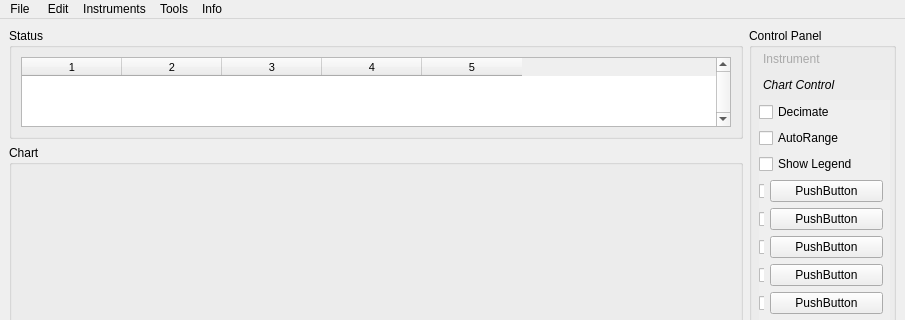
Qt form ui/mainwindow.ui (mhorn71/StarbaseMini) before a commit; both pictures show x 0 to 905 and y 0 to 320 of the 905 by 651 pixel window.
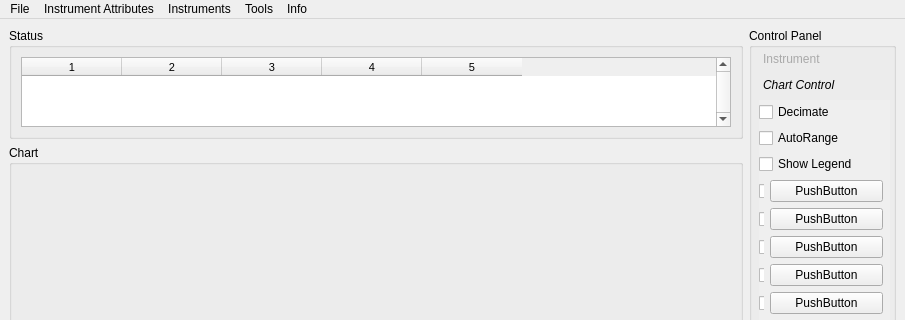
The same form after that commit. The open tabs and pages were chosen to show the change.

Commit message: Updated menu items for segment time series.

What changed in the file:
```diff
--- a/ui/mainwindow.ui
+++ b/ui/mainwindow.ui
@@ -729,7 +729,7 @@
    </widget>
    <widget class="QMenu" name="menuEdit">
     <property name="title">
-     <string> Edit</string>
+     <string>Instrument Attributes</string>
     </property>
     <addaction name="actionInstrument_Attrib"/>
    </widget>
```
Left out of the diff: 42 changed lines with no effect on the pictures. The commit also changes 1 other file.
